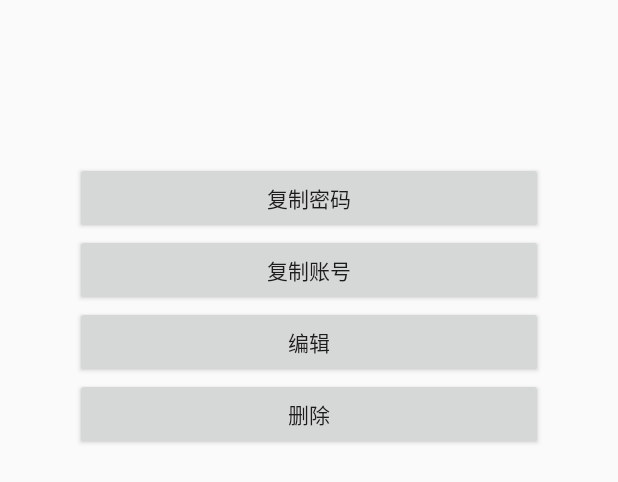
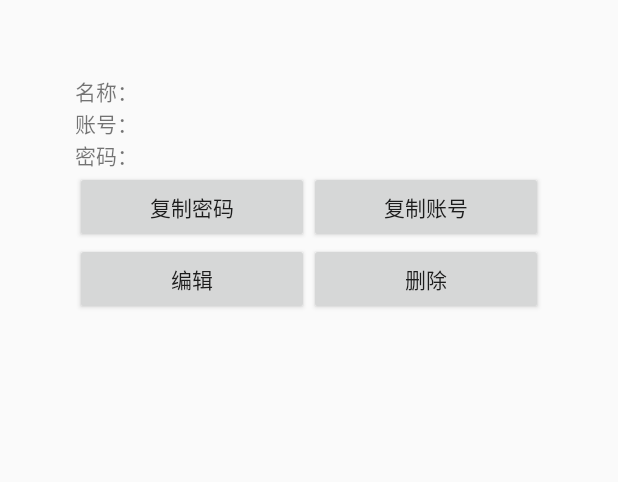
Before and after one commit to saberalex11/passwordManager, an Android app: the layout password_show_list.xml on its own in the app's theme, with its tools: preview values and no code run, on a phone screen of 412 x 824 dp. Shown: the top 482 px of the screen. Run offline under Robolectric (Android 15) with nearby library versions, the phone set to English and light mode, and no system bars.

Commit message:
优化细节

```diff
--- a/app/src/main/java/com/example/passwordmanager/activity/EditActivity.java
+++ b/app/src/main/java/com/example/passwordmanager/activity/EditActivity.java
@@ -32,6 +32,7 @@ public class EditActivity extends AppCompatActivity {
             ((EditText) findViewById(R.id.nameText)).setText(intent.getStringExtra("name"));
             ((EditText) findViewById(R.id.accountText)).setText(intent.getStringExtra("account"));
             ((EditText) findViewById(R.id.passwordText)).setText(intent.getStringExtra("password"));
+            ((EditText) findViewById(R.id.passwordLengthText)).setText(String.valueOf(intent.getStringExtra("password").length()));
         }
     }
 
@@ -67,8 +68,7 @@ public class EditActivity extends AppCompatActivity {
     }
 
     public void cancel(View view){
-        Intent intent = new Intent(this, QueryListActivity.class);
-        startActivity(intent);
+        super.onBackPressed();
     }
 
     public void generatePassword(View view) {
--- a/app/src/main/res/layout/password_show_list.xml
+++ b/app/src/main/res/layout/password_show_list.xml
@@ -6,45 +6,99 @@
     android:paddingHorizontal="50dp"
     android:paddingTop="50dp">
 
+    <LinearLayout
+        android:layout_width="match_parent"
+        android:layout_height="wrap_content"
+        android:orientation="horizontal">
+
+        <TextView
+            android:id="@+id/nameShowTextView"
+            android:layout_width="wrap_content"
+            android:layout_height="wrap_content"
+            android:text="@string/name"/>
+
         <TextView
             android:id="@+id/nameTextView"
             android:layout_width="match_parent"
             android:layout_height="wrap_content" />
+    </LinearLayout>
+
+    <LinearLayout
+        android:layout_width="match_parent"
+        android:layout_height="wrap_content"
+        android:orientation="horizontal">
+
+        <TextView
+            android:id="@+id/accountShowTextView"
+            android:layout_width="wrap_content"
+            android:layout_height="wrap_content"
+            android:text="@string/account"/>
 
         <TextView
             android:id="@+id/accountTextView"
             android:layout_width="match_parent"
             android:layout_height="wrap_content"
-        android:textIsSelectable="true"/>
+            android:textIsSelectable="true" />
+    </LinearLayout>
+
+    <LinearLayout
+        android:layout_width="match_parent"
+        android:layout_height="wrap_content"
+        android:orientation="horizontal">
+
+        <TextView
+            android:id="@+id/passwordShowTextView"
+            android:layout_width="wrap_content"
+            android:layout_height="wrap_content"
+            android:text="@string/password"/>
 
         <TextView
             android:id="@+id/passwordTextView"
             android:layout_width="match_parent"
             android:layout_height="wrap_content"
-        android:textIsSelectable="true"/>
+            android:textIsSelectable="true" />
+    </LinearLayout>
+
+    <LinearLayout
+        android:layout_width="match_parent"
+        android:layout_height="wrap_content"
+        android:orientation="horizontal">
 
         <Button
             android:id="@+id/copyButton"
             android:layout_width="match_parent"
             android:layout_height="wrap_content"
+            android:layout_weight="1"
             android:text="@string/copy_password" />
 
         <Button
             android:id="@+id/copyAccountButton"
             android:layout_width="match_parent"
             android:layout_height="wrap_content"
+            android:layout_weight="1"
             android:text="@string/copy_account" />
+
+    </LinearLayout>
+
+    <LinearLayout
+        android:layout_width="match_parent"
+        android:layout_height="wrap_content"
+        android:orientation="horizontal">
 
         <Button
             android:id="@+id/editButton"
             android:layout_width="match_parent"
             android:layout_height="wrap_content"
+            android:layout_weight="1"
             android:text="@string/edit" />
 
         <Button
             android:id="@+id/deleteButton"
             android:layout_width="match_parent"
             android:layout_height="wrap_content"
+            android:layout_weight="1"
             android:text="@string/delete" />
+    </LinearLayout>
+
 
 </LinearLayout>
--- a/app/src/main/res/values/strings.xml
+++ b/app/src/main/res/values/strings.xml
@@ -22,6 +22,7 @@
     <string name="delete">删除</string>
     <string name="edit">编辑</string>
     <string name="save">保存</string>
+    <string name="save_and_exit">保存并退出</string>
     <string name="cancel">取消</string>
     <string name="copy_password">复制密码</string>
     <string name="copy_account">复制账号</string>
```
Also changed, not shown: app/src/main/java/com/example/passwordmanager/activity/AddActivity.java (+29 -25 lines), app/src/main/java/com/example/passwordmanager/adapter/QueryListAdapter.java (+14 -14 lines), app/src/main/res/layout/activity_add.xml (+22 -9 lines), app/src/main/res/layout/activity_edit.xml (+6 -6 lines). Lines whose indentation alone changed are shown as unchanged.
